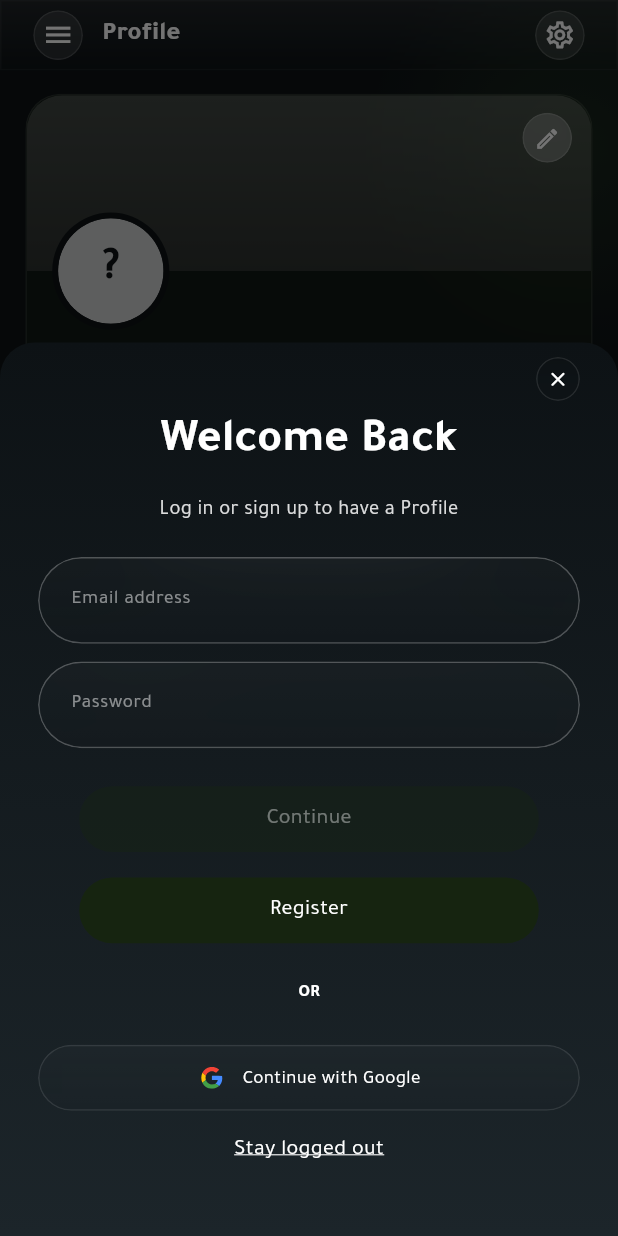
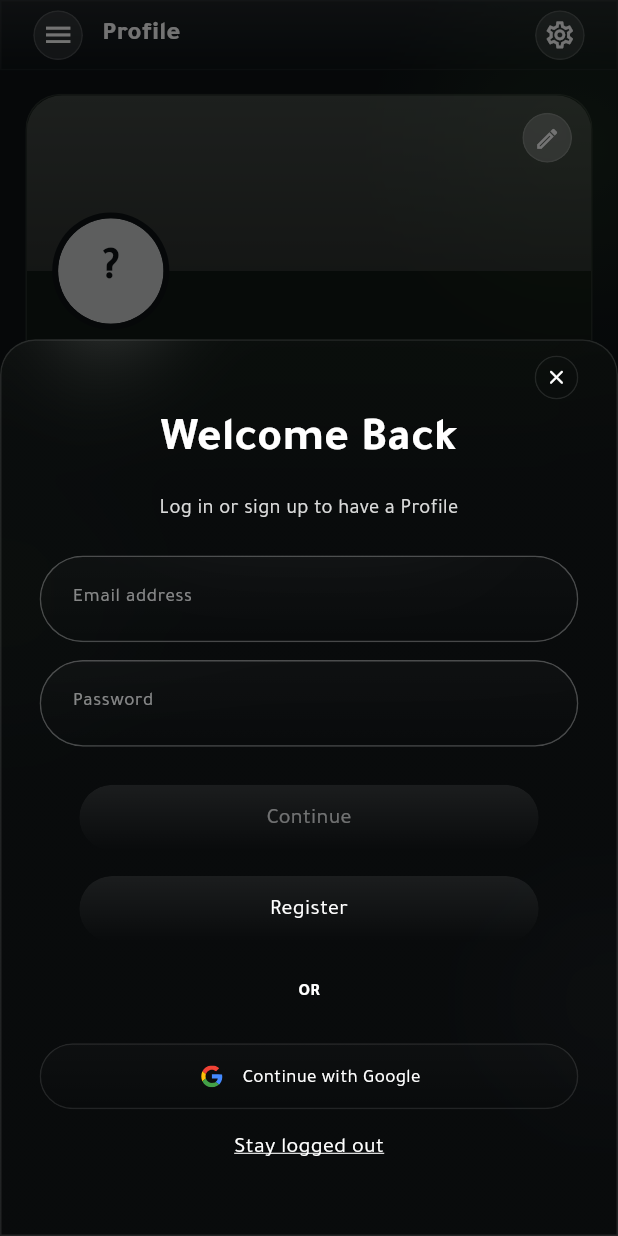
Before and after one commit to ZeyadMowafe/Echo, a Flutter app: the ProfileView screen opened directly, on a phone screen of 412 x 824 dp. Run offline on Flutter 3.47's test engine with Material 3 defaults, Android fonts, the phone set to English and light mode, and no system bars; our stand-ins replace camera, connectivity_plus, dartz, dio, flutter_bloc, flutter_image_compress and 10 more; accounts and stored records are empty; network calls fail.

Commit message:
update bottom sheet

```diff
--- a/lib/features/auth/presentation/widgets/auth_bottom_sheet.dart
+++ b/lib/features/auth/presentation/widgets/auth_bottom_sheet.dart
@@ -76,17 +76,25 @@ class _AuthBottomSheetState extends State<AuthBottomSheet> {
     final bottomInset = MediaQuery.of(context).viewInsets.bottom;
     final topPad = MediaQuery.of(context).padding.top;
 
+    final isDark = Theme.of(context).brightness == Brightness.dark;
+
     return ClipRRect(
       borderRadius: BorderRadius.vertical(top: Radius.circular(24.r)),
+      child: BackdropFilter(
+        filter: ImageFilter.blur(sigmaX: 30, sigmaY: 30),
         child: Container(
           decoration: BoxDecoration(
+            borderRadius: BorderRadius.vertical(top: Radius.circular(24.r)),
             gradient: LinearGradient(
               begin: Alignment.topCenter,
               end: Alignment.bottomCenter,
-            colors: Theme.of(context).brightness == Brightness.dark
-                ? const [Color(0xFF0D1215), Color(0xFF1C252A)]
+              colors: isDark
+                  ? [Colors.white.withOpacity(0.01), Colors.white.withOpacity(0.01)]
                   : [Colors.white, Colors.white],
             ),
+            border: isDark
+                ? Border.all(color: const Color(0x1AFFFFFF))
+                : null,
           ),
           child: SafeArea(
           top: false,
@@ -210,6 +218,7 @@ class _AuthBottomSheetState extends State<AuthBottomSheet> {
           ),
         ),
       ),
+    ),
   );
   }
 }
--- a/lib/features/auth/presentation/widgets/auth_widgets.dart
+++ b/lib/features/auth/presentation/widgets/auth_widgets.dart
@@ -24,6 +24,52 @@ class PrimaryContinueButton extends StatelessWidget {
   @override
   Widget build(BuildContext context) {
     final opacity = isEnabled ? 1.0 : 0.4;
+    final isDark = Theme.of(context).brightness == Brightness.dark;
+
+    if (isDark) {
+      return ClipRRect(
+        borderRadius: BorderRadius.circular(50.r),
+        child: BackdropFilter(
+          filter: ImageFilter.blur(sigmaX: 15, sigmaY: 15),
+          child: Container(
+            width: 290.w,
+            height: 45.h,
+            decoration: BoxDecoration(
+              borderRadius: BorderRadius.circular(50.r),
+              gradient: LinearGradient(
+                begin: Alignment.topCenter,
+                end: Alignment.bottomCenter,
+                colors: [
+                  Colors.white.withOpacity(0.075),
+                  Colors.white.withOpacity(0),
+                ],
+              ),
+            ),
+            child: Padding(
+              padding: EdgeInsets.only(
+                top: 13.h,
+                bottom: 13.h,
+                left: 113.w,
+                right: 113.w,
+              ),
+              child: Center(
+                child: isLoading
+                    ? AppLoading.button()
+                    : Text(
+                        text,
+                        style: TextStyle(
+                          color: Colors.white.withOpacity(opacity),
+                          fontSize: 15.sp,
+                          fontWeight: FontWeight.w400,
+                        ),
+                      ),
+              ),
+            ),
+          ),
+        ),
+      );
+    }
+
     return Material(
       color: Colors.transparent,
       child: InkWell(
```
Lines whose indentation alone changed are shown as unchanged.
